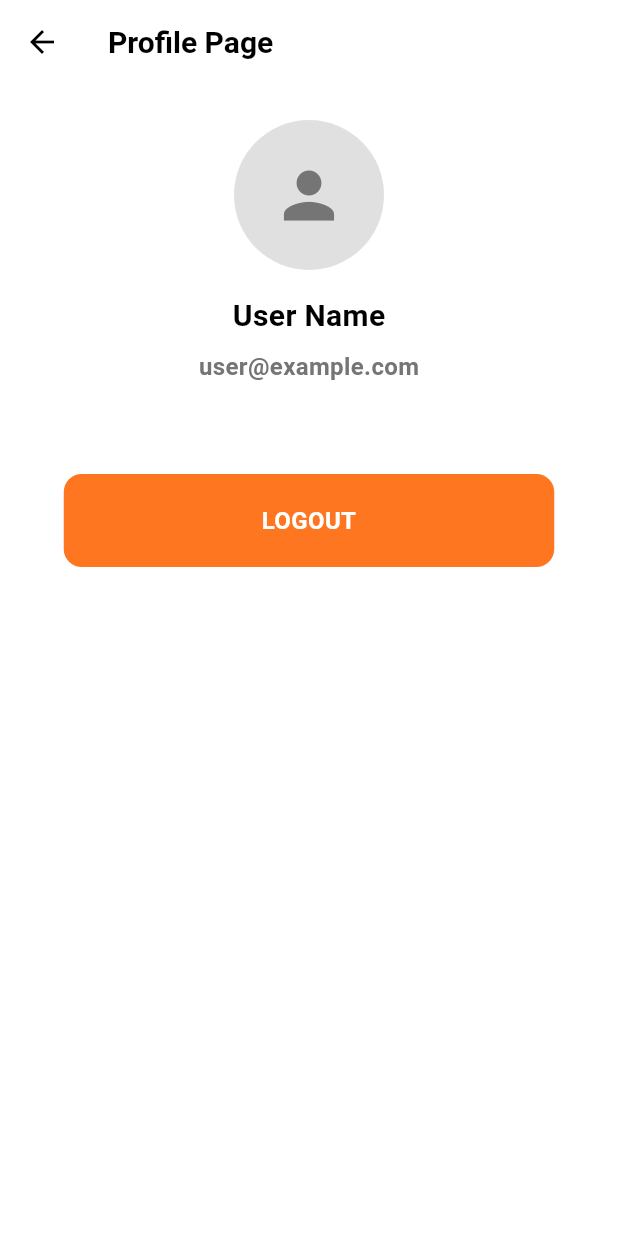
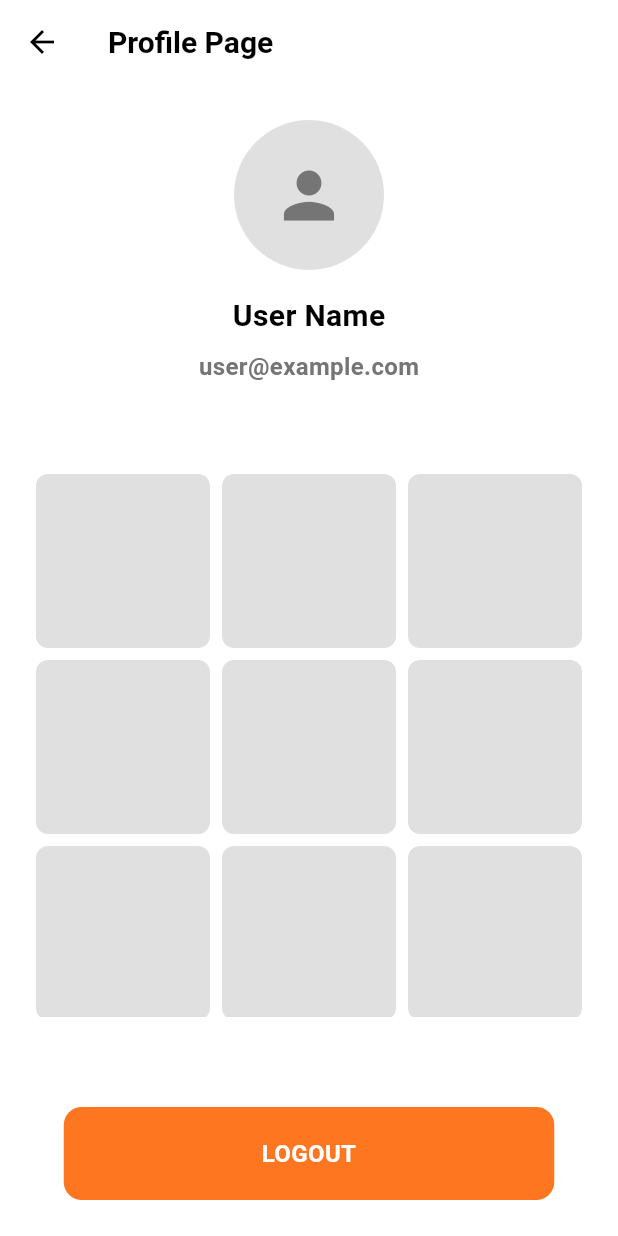
Before and after one commit to legojeon/eatfolio, a Flutter app: the ProfilePage screen opened directly, on a phone screen of 412 x 824 dp. Run offline on Flutter 3.47's test engine with Material 3 defaults, Android fonts, the light colour scheme and no system bars; our stand-ins replace camera, firebase_auth, firebase_core, google_fonts, google_sign_in; accounts and stored records are empty.

Commit message:
Added feed

```diff
--- a/eatfolio/lib/presentation/screens/profile_page.dart
+++ b/eatfolio/lib/presentation/screens/profile_page.dart
@@ -4,22 +4,27 @@ import '../../core/fonts.dart';
 import '../../core/provider_auth.dart' as auth;
 import '../../core/provider_nav.dart';
 import '../widgets/buttons.dart';
-import '../../main.dart';
-import 'package:firebase_auth/firebase_auth.dart';
 import 'splash_page.dart';
+import '../widgets/cards.dart'; // Import ImageCard from cards.dart
 
 class ProfilePage extends StatelessWidget {
   const ProfilePage({super.key});
 
   @override
   Widget build(BuildContext context) {
+    // Calculate the width for each ImageCard to fit 3 in a row with padding.
+    // The total width is the screen width minus the horizontal padding (24 * 2) and the spacing between cards (8 * 2).
+    final double screenWidth = MediaQuery.of(context).size.width;
+    final double cardWidth = (screenWidth - (24 * 2) - (8 * 2)) / 3;
+
     return Scaffold(
       appBar: AppBar(title: Text('Profile Page', style: AppFonts.heading3)),
       body: Padding(
         padding: const EdgeInsets.all(24.0),
         child: Column(
+          crossAxisAlignment: CrossAxisAlignment.stretch,
           children: [
-            // 프로필 정보 (예시)
+            // 프로필 정보
             Center(
               child: Column(
                 children: [
@@ -46,6 +51,22 @@ class ProfilePage extends StatelessWidget {
             ),
             SizedBox(height: 60),
 
+            // 피드
+            Expanded(
+              child: GridView.builder(
+                gridDelegate: SliverGridDelegateWithFixedCrossAxisCount(
+                  crossAxisCount: 3, // 3 images per row
+                  crossAxisSpacing: 8.0,
+                  mainAxisSpacing: 8.0,
+                ),
+                itemBuilder: (context, index) {
+                  // Use ImageCard as the placeholder for each grid item
+                  return ImageCard(width: cardWidth);
+                },
+              ),
+            ),
+            SizedBox(height: 60),
+
             // 로그아웃 버튼
             ButtonWide(
               text: 'LOGOUT',
@@ -55,7 +76,7 @@ class ProfilePage extends StatelessWidget {
                 // 네비게이션 인덱스도 0으로 리셋
                 context.read<NavigationProvider>().setSelectedIndex(0);
                 print('로그아웃 버튼 클릭됨');
-                // 현재 화면을 AuthWrapper로 교체
+                // 현재 화면을 SplashPage로 교체
                 Navigator.pushReplacement(
                   context,
                   MaterialPageRoute(builder: (context) => SplashPage()),
```
